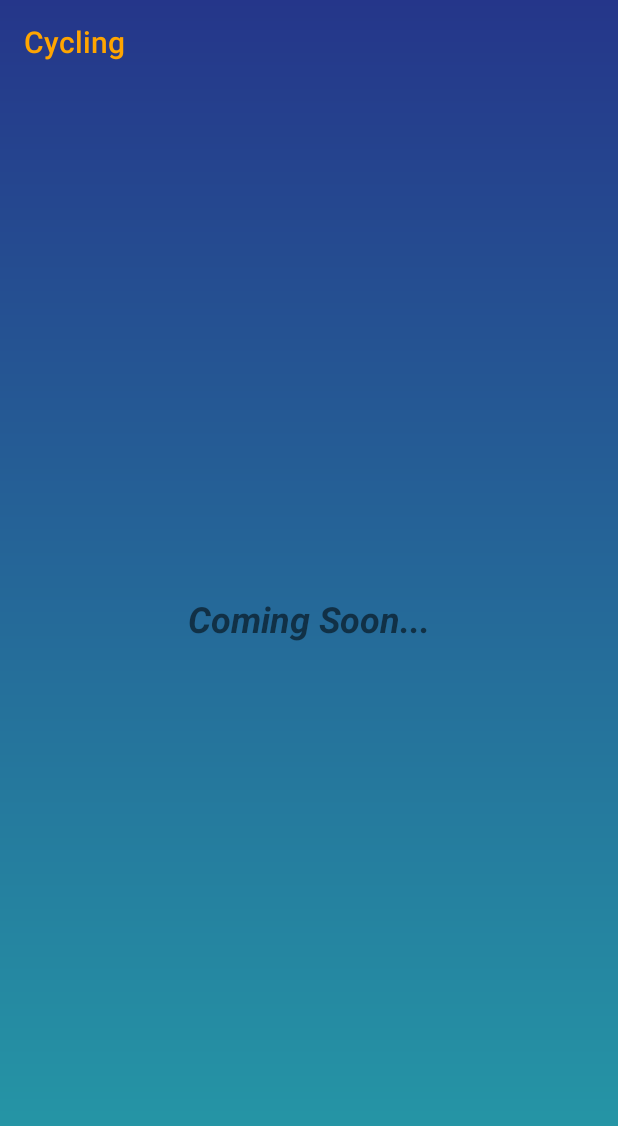
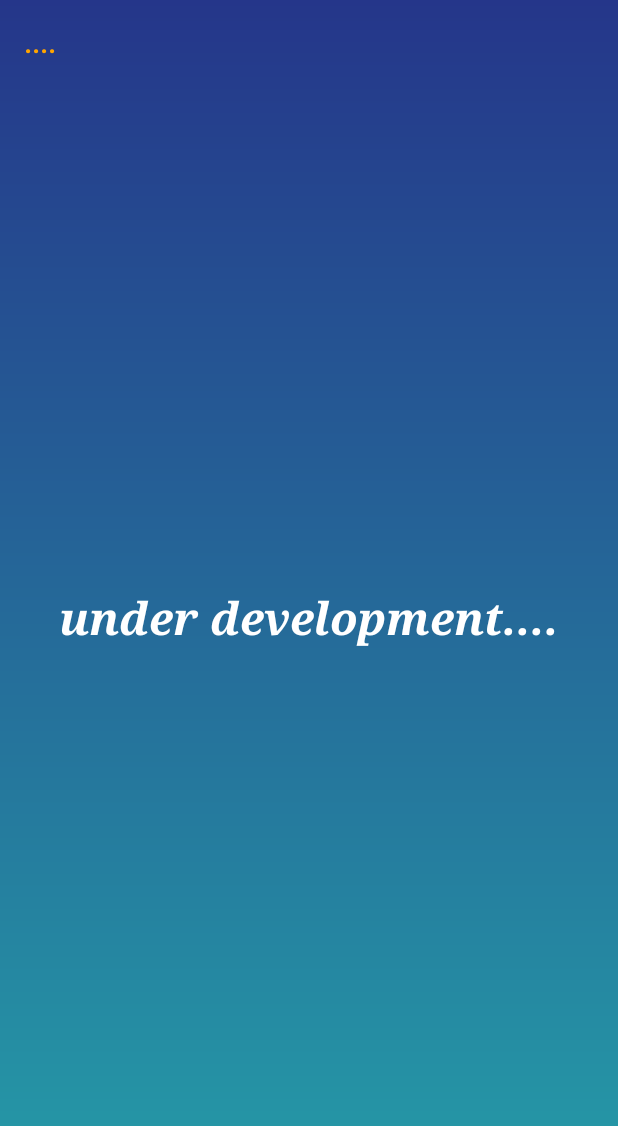
Before and after one commit to ecoholiday/ECO-Holiday, an Android app: the Cycling screen opened directly, with no data from a screen before it, on a phone screen of 412 x 824 dp. Shown: the top 1126 px of the screen. Run offline under Robolectric (Android 15) with nearby library versions, the phone set to English and light mode, and no system bars.

Commit message:
Cycling xml is updated

```diff
--- a/app/src/main/res/layout/activity_cycling.xml
+++ b/app/src/main/res/layout/activity_cycling.xml
@@ -1,5 +1,5 @@
 <?xml version="1.0" encoding="utf-8"?>
-<android.support.constraint.ConstraintLayout xmlns:android="http://schemas.android.com/apk/res/android"
+<RelativeLayout xmlns:android="http://schemas.android.com/apk/res/android"
     xmlns:app="http://schemas.android.com/apk/res-auto"
     xmlns:tools="http://schemas.android.com/tools"
     android:layout_width="match_parent"
@@ -12,28 +12,30 @@
         android:layout_height="wrap_content"
         android:layout_marginTop="0dp"
         app:layout_constraintTop_toTopOf="parent"
-        app:title="Cycling"
+        app:title="...."
         app:titleTextColor="#ffa500"
         tools:layout_editor_absoluteX="26dp">
 
     </android.support.v7.widget.Toolbar>
 
-    <TextView
-        android:id="@+id/txtComingSoon"
-        android:layout_width="wrap_content"
+
+    <LinearLayout
+        android:layout_width="match_parent"
         android:layout_height="wrap_content"
-        android:layout_marginStart="8dp"
-        android:layout_marginLeft="8dp"
-        android:layout_marginTop="8dp"
-        android:layout_marginEnd="8dp"
-        android:layout_marginRight="8dp"
-        android:layout_marginBottom="8dp"
-        android:text="Coming Soon..."
-        android:textSize="24sp"
-        android:textStyle="bold|italic"
-        app:layout_constraintBottom_toBottomOf="parent"
-        app:layout_constraintEnd_toEndOf="parent"
-        app:layout_constraintStart_toStartOf="parent"
-        app:layout_constraintTop_toTopOf="parent" />
+        android:layout_centerInParent="true"
+        android:gravity="center_horizontal">
+        <TextView
+            android:id="@+id/txtComingSoon"
+            android:layout_width="wrap_content"
+            android:layout_height="wrap_content"
+            android:text="under development...."
+            android:textColor="#ffffff"
+            android:textSize="30sp"
+            android:textStyle="bold|italic"
+            android:typeface="serif"
+            app:fontFamily="serif"/>
 
-</android.support.constraint.ConstraintLayout>
+    </LinearLayout>
+
+
+</RelativeLayout>
```
